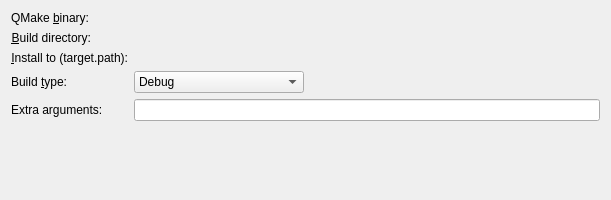
Before: the Qt Designer form projectmanagers/qmake/qmakebuilddirchooser.ui in KDE/kdevelop, drawn with Qt 5.
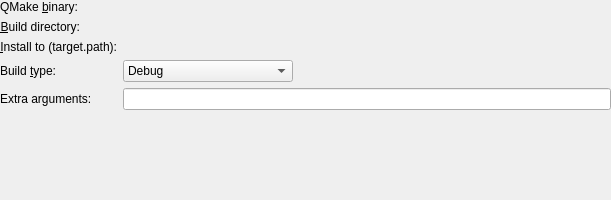
After: the same form once the commit is applied. Custom widgets are drawn as their Qt base class.

Commit message: Remove additional margin around qmake/cmake build dir chooser content

```diff
--- a/projectmanagers/qmake/qmakebuilddirchooser.ui
+++ b/projectmanagers/qmake/qmakebuilddirchooser.ui
@@ -20,6 +20,9 @@
    <property name="fieldGrowthPolicy">
     <enum>QFormLayout::ExpandingFieldsGrow</enum>
    </property>
+   <property name="margin">
+    <number>0</number>
+   </property>
    <item row="0" column="0">
     <widget class="QLabel" name="label_5">
      <property name="text">
```
The commit also changes 1 other file.
